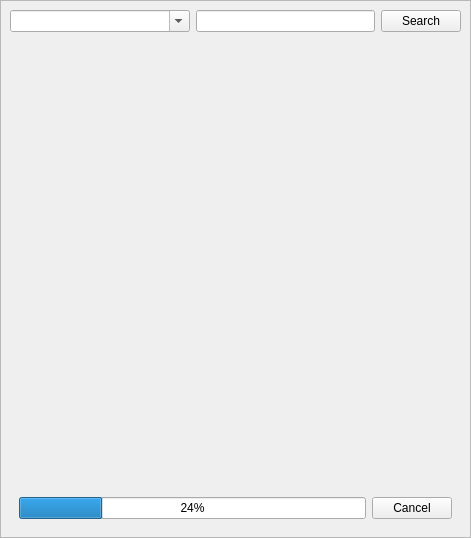
Qt form ui/ui_quickfinder.ui (3nids/quickfinder) before a commit.
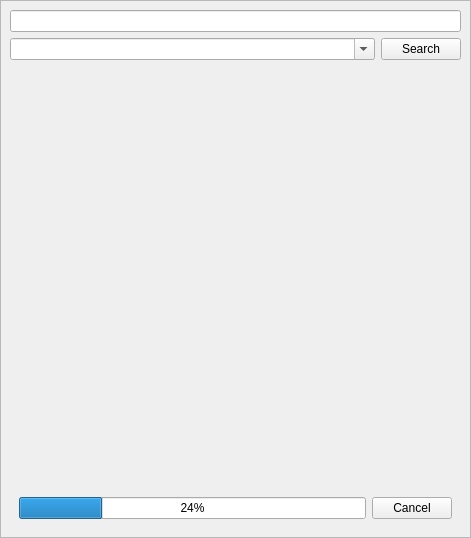
The same form after that commit.

The edit to the form file:
```diff
--- a/ui/ui_quickfinder.ui
+++ b/ui/ui_quickfinder.ui
@@ -27,6 +27,19 @@
        <enum>QFrame::Raised</enum>
       </property>
       <layout class="QVBoxLayout" name="verticalLayout">
+       <item>
+        <widget class="QLineEdit" name="searchEdit">
+         <property name="enabled">
+          <bool>true</bool>
+         </property>
+         <property name="sizePolicy">
+          <sizepolicy hsizetype="Expanding" vsizetype="Fixed">
+           <horstretch>0</horstretch>
+           <verstretch>0</verstretch>
+          </sizepolicy>
+         </property>
+        </widget>
+       </item>
        <item>
         <layout class="QHBoxLayout" name="horizontalLayout_5">
          <item>
@@ -42,19 +55,6 @@
            </property>
           </widget>
          </item>
-         <item>
-          <widget class="QLineEdit" name="searchEdit">
-           <property name="enabled">
-            <bool>true</bool>
-           </property>
-           <property name="sizePolicy">
-            <sizepolicy hsizetype="Expanding" vsizetype="Fixed">
-             <horstretch>0</horstretch>
-             <verstretch>0</verstretch>
-            </sizepolicy>
-           </property>
-          </widget>
-         </item>
          <item>
           <widget class="QPushButton" name="searchButton">
            <property name="text">
```
